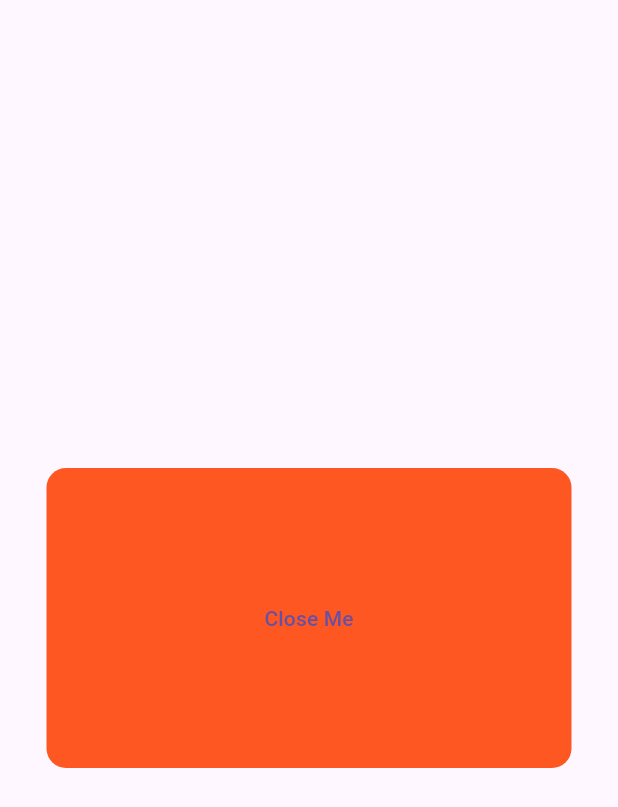
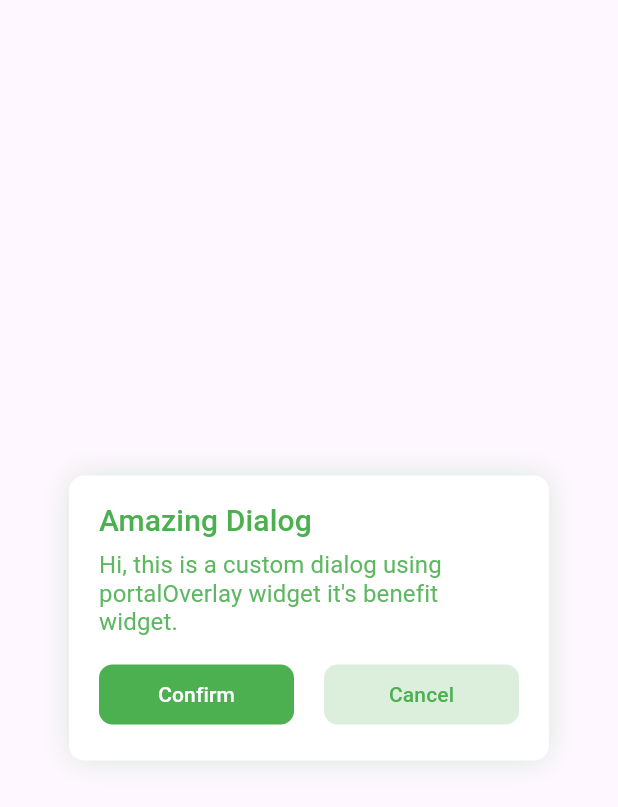
Before and after one commit to ahmedjihad2024/amazing_dialog, a Flutter app: the screen it shows after launch, after a tap on "Click Me", on a phone screen of 412 x 824 dp. Shown: the top 807 px of the screen. Run offline on Flutter 3.47's test engine with Material 3 defaults, Android fonts, the light colour scheme and no system bars.

Commit message:
ADD confirm_dailog

```diff
--- a/lib/amazing_dialog/amazing_dialog.dart
+++ b/lib/amazing_dialog/amazing_dialog.dart
@@ -1,8 +1,13 @@
 import 'dart:async';
 
+import 'package:flutter/cupertino.dart';
+import 'package:flutter/material.dart';
+import 'package:flutter/painting.dart';
+import 'package:flutter/rendering.dart';
 import 'package:flutter/widgets.dart';
 
 part 'models.dart';
+part 'dialogs/confirm_dialog.dart';
 
 typedef BuilderFactory<TT> = Widget Function(TT animations);
 typedef OnDialogOpened<TT> = TT Function(TickerProvider vsync);
--- /dev/null
+++ b/lib/amazing_dialog/dialogs/confirm_dialog.dart
@@ -0,0 +1,136 @@
+part of '../amazing_dialog.dart';
+
+class ConfirmDialog extends StatelessWidget {
+  OverlayController overlayController;
+  Widget child;
+
+  ConfirmDialog(
+      {super.key, required this.child, required this.overlayController});
+
+  @override
+  Widget build(BuildContext context) {
+    return AmazingOverlay<OneAnimation>(
+      overlayController: overlayController,
+      onDialogOpened: (TickerProvider vsync) {
+        AnimationController animationController = AnimationController(
+            vsync: vsync, duration: const Duration(milliseconds: 500), reverseDuration: const Duration(milliseconds: 500));
+        Animation<double> animation = CurvedAnimation(
+                parent: animationController,
+                curve: Curves.fastLinearToSlowEaseIn)
+            .drive(Tween<double>(begin: 40.0, end: 0.0));
+        animationController.forward();
+        return OneAnimation(animationController, animation);
+      },
+      onDialogClosed: (OneAnimation animations) async {
+        animations.animationController.stop(canceled: true);
+        await animations.animationController.reverse();
+      },
+      builder: builder,
+      child: child,
+    );
+  }
+
+  Widget builder(OneAnimation animations) {
+    return Center(
+      child: Column(
+        mainAxisAlignment: MainAxisAlignment.center,
+        children: [
+          AnimatedBuilder(
+              animation: animations.animation,
+              builder: (context, _) {
+                ThemeData theme = Theme.of(context);
+                return Container(
+                  transform: Matrix4.translationValues(
+                      0, animations.animation.value as double, 0),
+                  padding: const EdgeInsets.all(20),
+                  width: 320,
+                  // height: 170,
+                  alignment: Alignment.center,
+                  decoration: BoxDecoration(
+                      borderRadius: BorderRadius.circular(10),
+                      color: Colors.white,
+                      boxShadow: [
+                        BoxShadow(
+                            color: Colors.green.withOpacity(.2),
+                            offset: const Offset(0, 0),
+                            blurRadius: 16)
+                      ]),
+                  child: Column(
+                    children: [
+                      const Row(
+                        children: [
+                          Text(
+                            "Amazing Dialog",
+                            style: TextStyle(color: Colors.green, fontSize: 20, height: 1 ,fontWeight: FontWeight.w500),
+                          )
+                        ],
+                      ),
+                      const SizedBox(
+                        height: 10,
+                      ),
+                      Row(
+                        children: [
+                          Expanded(
+                            child: OverflowBox(
+                              fit: OverflowBoxFit.deferToChild,
+                                child: Text(
+                              "Hi, this is a custom dialog using portalOverlay widget it's benefit widget.",
+                              style: TextStyle(
+                                  color: Colors.green.withOpacity(.9), fontSize: 16, height: 1.2, fontWeight: FontWeight.normal),
+                            )),
+                          )
+                        ],
+                      ),
+                      const SizedBox(
+                        height: 15,
+                      ),
+                      Row(
+                        children: [
+                          Expanded(
+                            child: TextButton(
+                              onPressed: overlayController.hide,
+                              style: ButtonStyle(
+                                  fixedSize: const WidgetStatePropertyAll(
+                                      Size(double.infinity, 40)),
+                                  backgroundColor: WidgetStatePropertyAll(
+                                      Colors.green.withOpacity(1)),
+                                  shape: WidgetStatePropertyAll(
+                                      RoundedRectangleBorder(
+                                          borderRadius: BorderRadius.circular(9)))),
+                              child: const Text(
+                                "Confirm",
+                                style: TextStyle(color: Colors.white, fontSize: 14),
+                              ),
+                            ),
+                          ),
+                          const SizedBox(
+                            width: 20,
+                          ),
+                          Expanded(
+                            child: TextButton(
+                              onPressed: overlayController.hide,
+                              style: ButtonStyle(
+                                  fixedSize: const WidgetStatePropertyAll(
+                                      Size(double.infinity, 40)),
+                                  backgroundColor: WidgetStatePropertyAll(
+                                      Colors.green.withOpacity(.2)),
+                                  shape: WidgetStatePropertyAll(
+                                      RoundedRectangleBorder(
+                                          borderRadius: BorderRadius.circular(9)))),
+                              child: const Text(
+                                "Cancel",
+                                style: TextStyle(color: Colors.green, fontSize: 14),
+                              ),
+                            ),
+                          ),
+                        ],
+                      )
+                    ],
+                  ),
+                );
+              }),
+        ],
+      ),
+    );
+  }
+}
--- a/lib/main.dart
+++ b/lib/main.dart
@@ -31,44 +31,8 @@ class _MyHomePageState extends State<MyHomePage> {
       body: Center(
         child: TextButton(
           onPressed: overlayController.show,
-          child: AmazingOverlay<OneAnimation>(
+          child: ConfirmDialog(
             overlayController: overlayController,
-            onDialogOpened: (TickerProvider vsync) {
-              AnimationController animationController = AnimationController(
-                  vsync: vsync, duration: const Duration(milliseconds: 500));
-              Animation<double> animation = CurvedAnimation(
-                      parent: animationController, curve: Curves.fastLinearToSlowEaseIn)
-                  .drive(
-                      Tween<double>(begin: 40.0, end: 0.0));
-              animationController.forward();
-              return OneAnimation(animationController, animation);
-            },
-            onDialogClosed: (OneAnimation animations) async {
-              animations.animationController.stop(canceled: true);
-              await animations.animationController.reverse();
-            },
-            builder: (OneAnimation animations) {
-              return Center(
-                child: AnimatedBuilder(
-                  animation: animations.animation,
-                  builder: (context, _) {
-                    return Container(
-                      transform: Matrix4.translationValues(0, animations.animation.value as double, 0),
-                      width: 350,
-                      height: 200,
-                      alignment: Alignment.center,
-                      decoration: BoxDecoration(
-                          borderRadius: BorderRadius.circular(13),
-                          color: Colors.deepOrange),
-                      child: TextButton(
-                        onPressed: overlayController.hide,
-                        child: const Text("Close Me"),
-                      ),
-                    );
-                  }
-                ),
-              );
-            },
             child: const Text("Click Me"),
           ),
         ),
```
